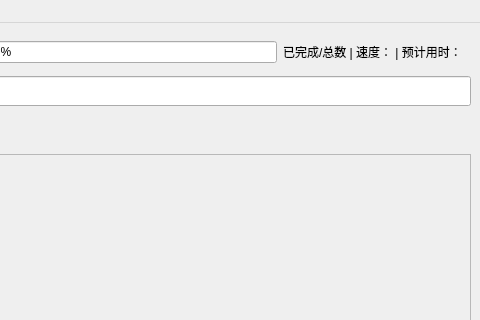
Qt form src/ui/main_window.ui (R4nd5tr/waifu_gallery) before a commit; both pictures show x 618 to 1098 and y 0 to 320 of the 1098 by 771 pixel window.
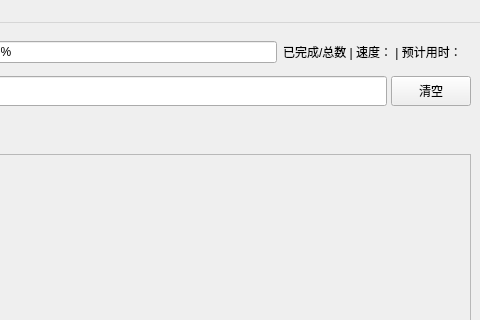
The same form after that commit. The open tabs and pages were chosen to show the change.

Commit message: Add clear search text functionality and UI button

Patch:
```diff
--- a/src/ui/main_window.ui
+++ b/src/ui/main_window.ui
@@ -970,6 +970,19 @@
            </property>
           </widget>
          </item>
+         <item>
+          <widget class="QPushButton" name="clearTextSearchButton">
+           <property name="minimumSize">
+            <size>
+             <width>0</width>
+             <height>30</height>
+            </size>
+           </property>
+           <property name="text">
+            <string>清空</string>
+           </property>
+          </widget>
+         </item>
         </layout>
        </widget>
       </item>
```
Left out of the diff: 4 changed lines with no effect on the pictures. The commit also changes 2 other files.
